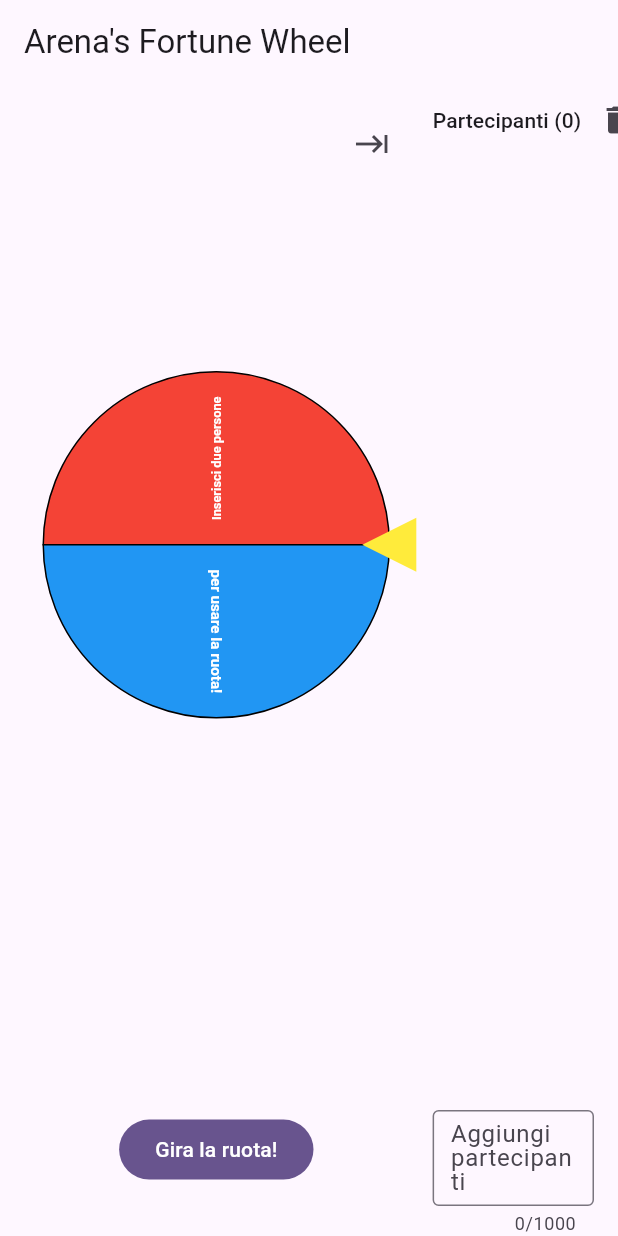
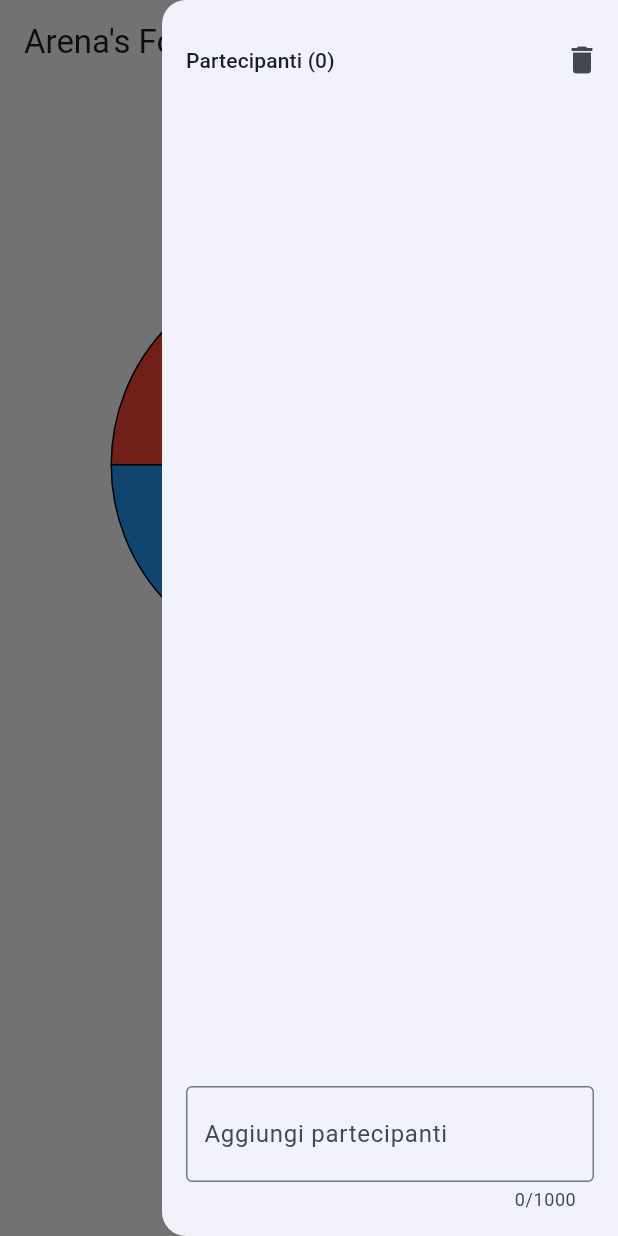
Before and after one commit to dariowskii/area_fortune_wheel, a Flutter app: the screen it shows after launch, with the side drawer open (before the commit the screen has no drawer), on a phone screen of 412 x 824 dp. Run offline on Flutter 3.47's test engine with Material 3 defaults, Android fonts, the light colour scheme and no system bars; drawn by our look-alikes of flutter_fortune_wheel; our stand-ins replace confetti, flutter_riverpod, freezed_annotation, riverpod_annotation; generated files the repository leaves out were written again.

Commit message:
Update for smaller screens

```diff
--- a/lib/features/fortune_wheel_feature/presentation/add_user_input.dart
+++ b/lib/features/fortune_wheel_feature/presentation/add_user_input.dart
@@ -52,7 +52,7 @@ class _AddUserInputState extends ConsumerState<AddUserInput> {
 
                           ref
                               .read(fortuneWheelProvider.notifier)
-                              .handleUserInput(_textController.text);
+                              .handleUserInput(text);
                         },
                   icon: Icon(
                     Icons.send,
--- a/lib/features/fortune_wheel_feature/presentation/arena_fortune_wheel.dart
+++ b/lib/features/fortune_wheel_feature/presentation/arena_fortune_wheel.dart
@@ -92,7 +92,7 @@ class ArenaFortuneWheel extends ConsumerWidget {
         _presentWinnerDialog(context, ref);
       },
       physics: CircularPanPhysics(
-        duration: 2.seconds,
+        duration: 3.seconds,
         curve: Curves.decelerate,
       ),
       indicators: [
--- a/lib/features/fortune_wheel_feature/presentation/fortune_wheel_screen.dart
+++ b/lib/features/fortune_wheel_feature/presentation/fortune_wheel_screen.dart
@@ -1,10 +1,10 @@
+import 'dart:math';
+
 import 'package:arena_fortune_wheel/extensions.dart';
-import 'package:arena_fortune_wheel/features/fortune_wheel_feature/presentation/add_user_input.dart';
 import 'package:arena_fortune_wheel/features/fortune_wheel_feature/presentation/arena_fortune_wheel.dart';
 import 'package:arena_fortune_wheel/features/fortune_wheel_feature/presentation/confetti_dispatcher.dart';
 import 'package:arena_fortune_wheel/features/fortune_wheel_feature/presentation/last_extracted_partecipant.dart';
-import 'package:arena_fortune_wheel/features/fortune_wheel_feature/presentation/partecipants_info.dart';
-import 'package:arena_fortune_wheel/features/fortune_wheel_feature/presentation/partecipants_list.dart';
+import 'package:arena_fortune_wheel/features/fortune_wheel_feature/presentation/partecipants_column.dart';
 import 'package:arena_fortune_wheel/features/fortune_wheel_feature/presentation/spin_button.dart';
 import 'package:flutter/material.dart';
 
@@ -21,10 +21,23 @@ class _FortuneWheelScreenState extends State<FortuneWheelScreen> {
   @override
   Widget build(BuildContext context) {
     final size = MediaQuery.sizeOf(context);
+    final isSmallScreen = size.width < 1000;
     return Scaffold(
       appBar: AppBar(
         title: const Text('Arena\'s Fortune Wheel'),
       ),
+      endDrawer: isSmallScreen
+          ? const Drawer(
+              child: Padding(
+                padding: EdgeInsets.only(
+                  top: 16,
+                  left: 16,
+                  bottom: 16,
+                ),
+                child: PartecipantsColumn(),
+              ),
+            )
+          : null,
       body: SafeArea(
         child: Stack(
           children: [
@@ -37,26 +50,36 @@ class _FortuneWheelScreenState extends State<FortuneWheelScreen> {
                       Positioned.fill(
                         child: LayoutBuilder(
                           builder: (context, constraints) {
+                            final smallest = min(
+                              constraints.maxWidth,
+                              constraints.maxHeight,
+                            );
                             return Column(
-                              spacing: 64,
+                              mainAxisAlignment: MainAxisAlignment.spaceAround,
                               children: [
                                 SizedBox(
-                                  height: constraints.maxHeight * 0.8,
-                                  width: constraints.maxHeight * 0.8,
+                                  height: smallest * 0.8,
+                                  width: smallest * 0.8,
                                   child: const ArenaFortuneWheel(),
                                 ),
-                                const Column(
+                                SizedBox(
+                                  height: smallest * 0.2,
+                                  child: const Column(
+                                    mainAxisAlignment:
+                                        MainAxisAlignment.spaceEvenly,
                                     spacing: 8,
                                     children: [
                                       LastExtractedPartecipant(),
                                       SpinButton(),
                                     ],
                                   ),
+                                ),
                               ],
                             );
                           },
                         ),
                       ),
+                      if (!isSmallScreen) ...[
                         Positioned(
                           top: 16,
                           right: 16,
@@ -76,8 +99,10 @@ class _FortuneWheelScreenState extends State<FortuneWheelScreen> {
                           ),
                         ),
                       ],
+                    ],
                   ),
                 ),
+                if (!isSmallScreen) ...[
                   AnimatedContainer(
                     duration: 600.ms,
                     curve: Curves.easeInOut,
@@ -87,20 +112,11 @@ class _FortuneWheelScreenState extends State<FortuneWheelScreen> {
                         duration: _drawerIsOpen ? 600.ms : 400.ms,
                         opacity: _drawerIsOpen ? 1 : 0,
                         curve: Curves.easeInOut,
-                      child: const Column(
-                        spacing: 16,
-                        crossAxisAlignment: CrossAxisAlignment.start,
-                        children: [
-                          PartecipantsInfo(),
-                          Expanded(
-                            child: PartecipantsList(),
-                          ),
-                          AddUserInput(),
-                        ],
+                        child: const PartecipantsColumn(),
                       ),
                     ),
                   ),
-                ),
+                ],
               ],
             ),
             const ConfettiDispatcher(),
--- /dev/null
+++ b/lib/features/fortune_wheel_feature/presentation/partecipants_column.dart
@@ -0,0 +1,23 @@
+import 'package:arena_fortune_wheel/features/fortune_wheel_feature/presentation/add_user_input.dart';
+import 'package:arena_fortune_wheel/features/fortune_wheel_feature/presentation/partecipants_info.dart';
+import 'package:arena_fortune_wheel/features/fortune_wheel_feature/presentation/partecipants_list.dart';
+import 'package:flutter/material.dart';
+
+class PartecipantsColumn extends StatelessWidget {
+  const PartecipantsColumn({super.key});
+
+  @override
+  Widget build(BuildContext context) {
+    return const Column(
+      spacing: 16,
+      crossAxisAlignment: CrossAxisAlignment.start,
+      children: [
+        PartecipantsInfo(),
+        Expanded(
+          child: PartecipantsList(),
+        ),
+        AddUserInput(),
+      ],
+    );
+  }
+}
--- a/lib/features/fortune_wheel_feature/presentation/partecipants_list.dart
+++ b/lib/features/fortune_wheel_feature/presentation/partecipants_list.dart
@@ -23,22 +23,12 @@ class PartecipantsList extends ConsumerWidget {
             background: Container(
               color: Colors.redAccent,
               alignment: Alignment.centerRight,
-              child: const Row(
-                spacing: 8,
-                mainAxisSize: MainAxisSize.min,
-                children: [
-                  Text(
-                    'Elimina',
-                    style: TextStyle(
-                      color: Colors.white,
-                      fontWeight: FontWeight.bold,
-                    ),
-                  ),
-                  Icon(
-                    Icons.delete,
-                    color: Colors.white,
-                  ),
-                ],
+              child: const Padding(
+                padding: EdgeInsets.only(right: 16.0),
+                child: Icon(
+                  Icons.delete,
+                  color: Colors.white,
+                ),
               ),
             ),
             onDismissed: (_) {
--- a/lib/main.dart
+++ b/lib/main.dart
@@ -5,36 +5,20 @@
 void main() {
   runApp(
     const ProviderScope(
-      child: MyApp(),
+      child: ArenaFortuneApp(),
     ),
   );
 }
 
-class MyApp extends StatelessWidget {
-  const MyApp({super.key});
+class ArenaFortuneApp extends StatelessWidget {
+  const ArenaFortuneApp({super.key});
 
-  // This widget is the root of your application.
   @override
   Widget build(BuildContext context) {
     return MaterialApp(
-      title: 'Flutter Demo',
+      title: 'Arena\'s Fortune Wheel',
       theme: ThemeData(
-        // This is the theme of your application.
-        //
-        // TRY THIS: Try running your application with "flutter run". You'll see
-        // the application has a purple toolbar. Then, without quitting the app,
-        // try changing the seedColor in the colorScheme below to Colors.green
-        // and then invoke "hot reload" (save your changes or press the "hot
-        // reload" button in a Flutter-supported IDE, or press "r" if you used
-        // the command line to start the app).
-        //
-        // Notice that the counter didn't reset back to zero; the application
-        // state is not lost during the reload. To reset the state, use hot
-        // restart instead.
-        //
-        // This works for code too, not just values: Most code changes can be
-        // tested with just a hot reload.
-        colorScheme: ColorScheme.fromSeed(seedColor: Colors.deepPurple),
+        colorScheme: ColorScheme.fromSeed(seedColor: Colors.blue),
         useMaterial3: true,
       ),
       home: const FortuneWheelScreen(),
```
Also changed, not shown: 1 other file. Lines whose indentation alone changed are shown as unchanged.
